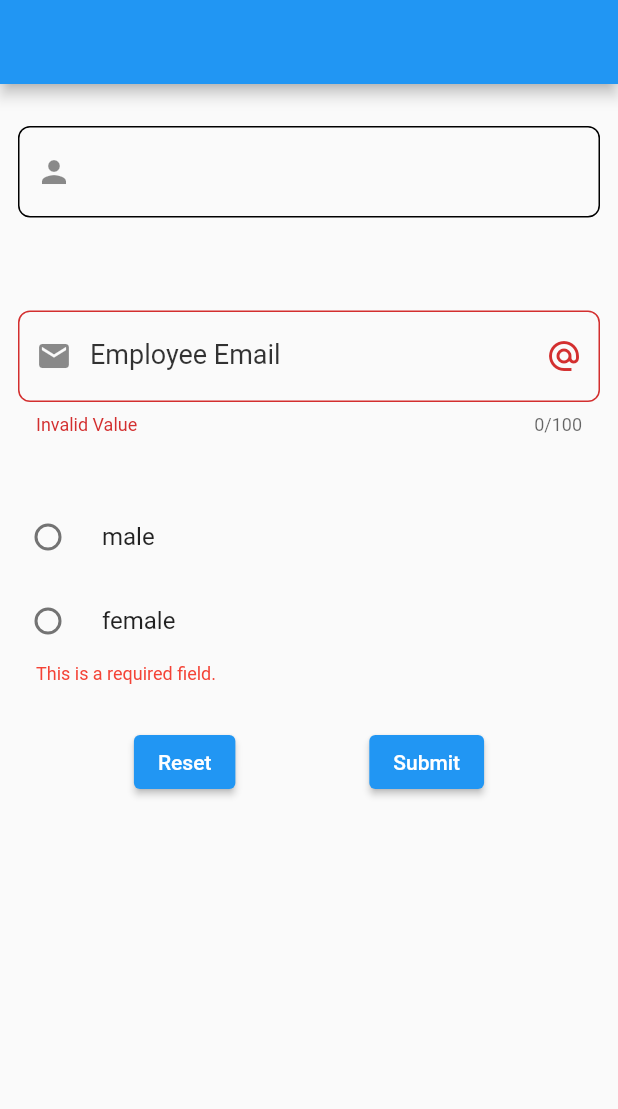
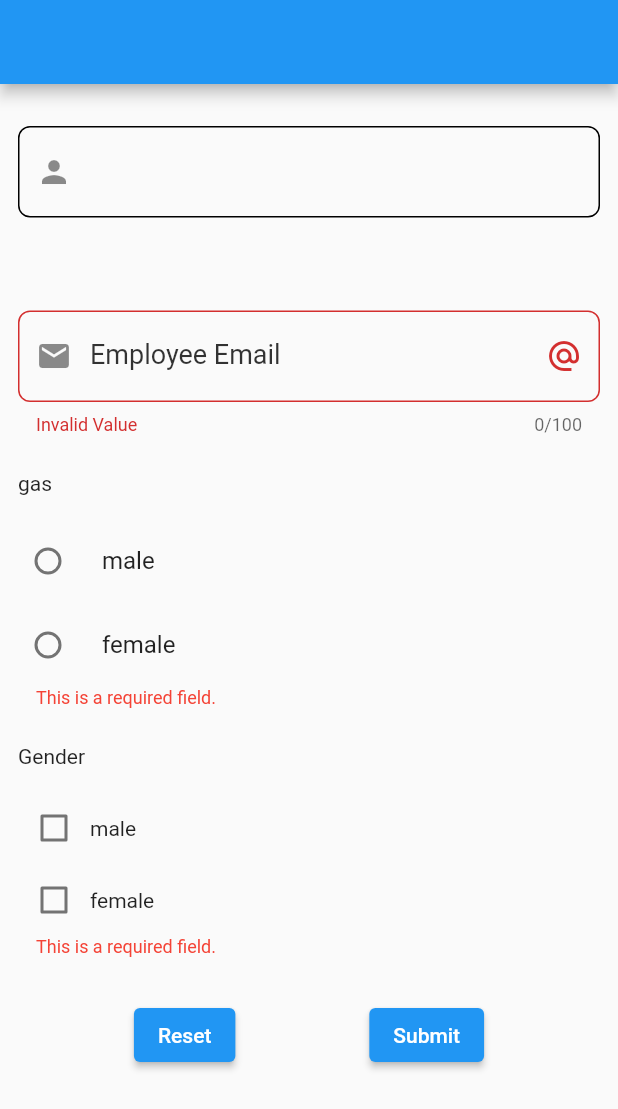
Before and after one commit to BunnyMan1/flutter_dynamic_forms, a Flutter app: the screen it shows after launch, after a tap on "Submit", on a phone screen of 412 x 824 dp. Shown: the top 1109 px of the screen. Run offline on Flutter 3.47's test engine with Material 2 defaults, Android fonts, the phone set to English and light mode, and no system bars.

Commit message:
added checkbox props and component and validations

```diff
--- a/example/lib/main.dart
+++ b/example/lib/main.dart
@@ -72,6 +72,7 @@ class _MyHomePageState extends State<MyHomePage> {
                 {
                   'type': 'radio',
                   'name': 'gender',
+                  'legend': 'gas',
                   'labels': ['male', 'female'],
                   'values': [1, 2],
                   'required': true,
@@ -81,7 +82,17 @@ class _MyHomePageState extends State<MyHomePage> {
               //   name: 'Gender',
               //   labels: ['male', 'female'],
               //   values: ['value1', 'value2', 'value3'],
-              // )
+              // ),
+              CheckBoxComponentProperties.fromMap(
+                {
+                  'type': 'checkbox',
+                  'legend': 'Gender',
+                  'name': 'ender',
+                  'labels': ['male', 'female'],
+                  'values': [1, 2],
+                  'required': true,
+                },
+              ),
             ],
           ),
           onSubmit: (var map) {
--- a/lib/flutter_dynamic_forms.dart
+++ b/lib/flutter_dynamic_forms.dart
@@ -5,6 +5,7 @@ export 'src/models/form_props.dart';
 export 'src/models/form.dart';
 export 'src/models/text_field_props.dart';
 export 'src/models/radio_field_props.dart';
+export 'src/models/checkbox_props.dart';
 
 // Widgets
 export 'src/form/form_widget.dart';
--- /dev/null
+++ b/lib/src/components/checkbox_component.dart
@@ -0,0 +1,79 @@
+import 'package:flutter/material.dart';
+
+import '../common/component_wrapper.dart';
+import '../models/checkbox_props.dart';
+
+/// `CheckBoxFieldComponent` is a component that renders a radio field.
+class CheckBoxFieldComponent extends StatelessWidget {
+  const CheckBoxFieldComponent({
+    Key? key,
+    required this.properties,
+    required this.value,
+    // required this.selectedValues,
+    this.error,
+    this.onChange,
+  }) : super(key: key);
+
+  /// `properties` is a [CheckBoxComponentProperties] object that contains all the properties of the component.
+  final CheckBoxComponentProperties properties;
+
+  /// `value` is the value of the checkbox field.
+  final dynamic value;
+
+  /// `selectedValues` are the selected values of the checkbox field.
+  // final List<dynamic> selectedValues;
+  final String? error;
+
+  /// `onChange` is a function that is called when the value of the radio field is changed.
+  final Function(dynamic s)? onChange;
+
+  @override
+  Widget build(BuildContext context) {
+    return ComponentWrapper(
+      title: properties.legend,
+      description: properties.helperText,
+      child: Column(
+        mainAxisSize: MainAxisSize.min,
+        crossAxisAlignment: CrossAxisAlignment.start,
+        children: <Widget>[
+          for (int i = 0; i < properties.labels.length; i++)
+            Row(
+              children: [
+                if (properties.labelPosition ==
+                    CheckBoxFieldLabelPosition.right)
+                  Padding(
+                    padding: const EdgeInsets.only(left: 20),
+                    child: Text(properties.labels[i]),
+                  ),
+                Checkbox(
+                  // value: value == properties.values[i],
+                  // value: !selectedValues.contains(value),
+                  value: value.contains(properties.values[i]),
+                  onChanged: (value) {
+                    if (onChange != null) {
+                      // onChange!(value!);
+                      onChange!(properties.values[i]);
+                    }
+                  },
+                ),
+                if (properties.labelPosition == CheckBoxFieldLabelPosition.left)
+                  Text(properties.labels[i]),
+              ],
+            ),
+          if (error != null)
+            Padding(
+              padding: const EdgeInsets.only(left: 12.0),
+              child: Text(
+                error!,
+                textAlign: TextAlign.left,
+                style: const TextStyle(
+                  fontSize: 12.0,
+                  color: Colors.red,
+                ),
+              ),
+            ),
+        ],
+      ),
+    );
+  }
+}
--- a/lib/src/components/radio_component.dart
+++ b/lib/src/components/radio_component.dart
@@ -26,8 +26,8 @@ class RadioFieldComponent extends StatelessWidget {
 
   @override
   Widget build(BuildContext context) {
-    // Color c = hexStringToColorConverter(props.textColor);
     return ComponentWrapper(
+      title: properties.legend,
       description: properties.helperText,
       child: Column(
         mainAxisSize: MainAxisSize.min,
--- a/lib/src/constants/constants.dart
+++ b/lib/src/constants/constants.dart
@@ -5,3 +5,6 @@ const String textComponentName = 'text';
 
 /// RadioComponentName == `'radio'`
 const String radioComponentName = 'radio';
+
+/// CheckBoxComponentName == `'checkbox'`
+const String checkBoxComponentName = 'checkbox';
--- a/lib/src/form/form_widget.dart
+++ b/lib/src/form/form_widget.dart
@@ -129,12 +129,30 @@ class _FlutterDynamicFormState extends State<FlutterDynamicForm> {
 
   /// This method will be called by the component when the value of a component is changed.
   /// This method will update the `_values` map with the new value.
-  void _setValues(var name, var value) {
+  void _setValues(var name, var value, {bool? isList}) {
     setState(() {
-      _values[name] = value;
+      // Check if the value to be stored in a list or not.
+      if (isList == true) {
+        // If the value is a list, check if the list is already present in the map.
+        if (_values[name] == null) {
+          // If not present create an empty list.
+          _values[name] = [];
+        }
+        if (_values[name].contains(value)) {
+          // If the list already contains the value, then remove it.
+          _values[name].remove(value);
+        } else {
+          // If not then add.
+          _values[name].add(value);
+        }
+      } else {
+        // directly assign the value to new key if the value need not to be added in a list.
+        _values[name] = value;
+      }
     });
   }
 
+  /// Set validatons for the components. Add validation message to the `_validations` map.
   void _setValidation(var name, var value) {
     setState(() {
       _validations[name] = value;
--- /dev/null
+++ b/lib/src/models/checkbox_props.dart
@@ -0,0 +1,272 @@
+import 'dart:convert';
+
+import 'package:json_annotation/json_annotation.dart';
+
+import '../constants/constants.dart';
+import 'base_model.dart';
+
+part 'checkbox_props.g.dart';
+
+/// `CheckBoxComponentProperties` is a class that holds the properties of the
+/// `CheckBoxComponent`. It implements the `BaseModel` class.
+///
+/// It is used to serialize or deserialize the properties of the
+/// `CheckBoxComponent`.
+@JsonSerializable()
+class CheckBoxComponentProperties implements BaseModel {
+  //!=======================================================//
+  //    Json Keys of the props used by checkBoxComponent
+  //!=======================================================//
+  static const String _cbfTypeKey = 'type';
+  static const String _cbfNameKey = 'name';
+  static const String _cbfLegendKey = 'legend';
+  static const String _cbfHelperTextKey = 'helper_text';
+  static const String _cbfAlignmentKey = 'alignment';
+  static const String _cbfLabelsKey = 'labels';
+  static const String _cbfLabelPositionKey = 'label_position';
+  static const String _cbfLabelStyleKey = 'label_style';
+  static const String _cbfValuesKey = 'values';
+  static const String _cbfPrimaryColorKey = 'primary_color';
+  static const String _cbfShowBorderKey = 'show_border';
+  //TODO: Check whether border color is required or not
+  static const String _cbfBorderColorKey = 'border_color';
+  static const String _cbfRequiredKey = 'required';
+  static const String _cbfShowErrorKey = 'show_error';
+  static const String _cbfCustomErrorTextKey = 'custom_error_text';
+
+  //!=======================================================//
+  //!=======================================================//
+
+  /// Name of the component for dev use. (Should be set to the key of the json being used to store this component's value in your DB.)
+  /// Mandatory parameter, throws error if not specified.
+  @override
+  @JsonKey(name: _cbfNameKey)
+  final String name;
+
+  /// Legend of the component. (The text that will be displayed above the component.)
+  /// Default value is null.
+  @JsonKey(name: _cbfLegendKey)
+  final String? legend;
+
+  /// Description of the checkBox field.
+  /// Defaults to empty string "".
+  @JsonKey(name: _cbfHelperTextKey)
+  final String helperText;
+
+  /// To align vertically or horizontally.
+  /// Defaults to `vertical`.
+  @JsonKey(name: _cbfAlignmentKey)
+  final CheckBoxFieldAlignment alignment;
+
+  /// Different labels checkBox can have. (show be in order of and as many as values.)
+  /// Defaults to empty list [].
+  @JsonKey(name: _cbfLabelsKey)
+  final List<String> labels;
+
+  /// label positioning for the checkBox field.
+  /// Defaults to `left`.
+  @JsonKey(name: _cbfLabelPositionKey)
+  final CheckBoxFieldLabelPosition labelPosition;
+
+  /// checkBox can have 3 label styles "normal", "bold", "italic"
+  /// Defaults to `normal`.
+  @JsonKey(name: _cbfLabelStyleKey)
+  final CheckBoxFieldLabelStyle labelStyle;
+
+  /// different values that checkBox can have, in order.
+  /// Defaults to empty list [].
+  @JsonKey(name: _cbfValuesKey)
+  final List values;
+
+  /// Primary color for this field, overwrites color from form options.
+  /// Defaults to `ffffff`.
+  @JsonKey(name: _cbfPrimaryColorKey)
+  final String primaryColor;
+
+  /// To show border for the checkBox field or not.
+  /// Defaults to `true`.
+  @JsonKey(name: _cbfShowBorderKey)
+  final bool showBorder;
+
+  /// Border color for the checkBox field.
+  /// Defaults to `000000`.
+  @JsonKey(name: _cbfBorderColorKey)
+  final String borderColor;
+
+  /// If this field is required. (validation)
+  /// Defaults to `false`.
+  @JsonKey(name: _cbfRequiredKey)
+  final bool required;
+
+  /// To display errors. (overwrites the value from form options)
+  /// Defaults to `true`.
+  @JsonKey(name: _cbfShowErrorKey)
+  final bool showError;
+
+  /// Custom Error text to show.
+  /// Defaults to empty string "".
+  @JsonKey(name: _cbfCustomErrorTextKey)
+  final String customErrorText;
+
+  CheckBoxComponentProperties({
+    required this.name,
+    this.legend,
+    this.helperText = '',
+    this.alignment = CheckBoxFieldAlignment.vertical,
+    required this.labels,
+    this.labelPosition = CheckBoxFieldLabelPosition.left,
+    this.labelStyle = CheckBoxFieldLabelStyle.normal,
+    required this.values,
+    this.primaryColor = 'ffffff',
+    this.showBorder = true,
+    this.borderColor = '000000',
+    this.required = false,
+    this.showError = true,
+    this.customErrorText = '',
+  });
+
+  @override
+  String get type => checkBoxComponentName;
+
+  //Factory constructor.
+  /// Creates a CheckBoxComponentProperties object from given map.
+  /// Checks the given map with `CheckBoxComponentProperties.checkBoxFieldPropertiesChecker` before creating object.
+  /// Will throw error with specific message if any invalid value found for valid props.
+  /// `name` is a mandatory props. Excluding it will lead to check failing.
+  factory CheckBoxComponentProperties.fromMap(Map<String, dynamic> map) {
+    var check = CheckBoxComponentProperties.checkBoxFieldPropertiesChecker(map,
+        isMap: true);
+    if (check is String) throw check;
+    return _$CheckBoxComponentPropertiesFromJson(map);
+  }
+
+  /// Factory constructor to convert the checkBox properties JSON object to a map.
+  factory CheckBoxComponentProperties.fromJson(String json) {
+    Map<String, dynamic> parsed = jsonDecode(json);
+    var check =
+        CheckBoxComponentProperties.checkBoxFieldPropertiesChecker(parsed);
+    if (check is String) throw check;
+    return _$CheckBoxComponentPropertiesFromJson(parsed);
+  }
+
+  /// Serializer to convert [CheckBoxComponentProperties] Object to map.
+  static Map<String, dynamic> toJson(object) {
+    return _$CheckBoxComponentPropertiesToJson(object);
+  }
+
+  /// A method to check if the given map is a valid [CheckBoxComponentProperties] object.
+  static dynamic checkBoxFieldPropertiesChecker(
+    Map<String, dynamic> properties, {
+    bool isMap = false,
+  }) {
+    if (!isMap && properties[_cbfTypeKey] is! String ||
+        properties[_cbfTypeKey] != checkBoxComponentName) {
+      // If the type is not a string or is not a checkBox component type.
+      return 'bad value for "$_cbfTypeKey".Expected "$checkBoxComponentName" but got "${properties[_cbfTypeKey]}".';
+    }
+    if (properties[_cbfNameKey] is! String) {
+      // If the name is not a string.
+      return 'bad value for "$_cbfNameKey".Expected a "String" but got "${properties[_cbfNameKey]}".';
+    }
+
+    // -------- CHECKS FOR REQUIRED FIELDS --------
+
+    // Check if labels key exists or not.
+    // If exists then check if it is List<String> or not
+    if (!properties.keys.contains(_cbfLabelsKey)) {
+      // If the labels key doesn't exist.
+      return '"labels" field is required';
+    }
+
+    if (properties[_cbfLabelsKey] is! List<String>) {
+      // If the labels is not a list.
+      return 'bad value for "$_cbfLabelsKey".Expected a "List" but got "$_cbfLabelsKey".';
+    }
+
+    // Check if values key exists or not.
+    // If exists then check if it is List or not
+    if (!properties.keys.contains(_cbfValuesKey)) {
+      // If the values key doesn't exist.
+      return '"values" field is required';
+    }
+
+    if (properties[_cbfValuesKey] is! List) {
+      // If the values is not a list.
+      return 'bad value for "$_cbfValuesKey".Expected a "List" but got "$_cbfValuesKey".';
+    }
+
+    // Check for length of labels and values. They must be same.
+    if (properties[_cbfLabelsKey].length != properties[_cbfValuesKey].length) {
+      // If the labels and values are not of same length.
+      return 'The length of "$_cbfLabelsKey" and "$_cbfValuesKey" should be same.';
+    }
+
+    // -------- CHECKS FOR OPTIONAL FIELDS --------
+    for (var key in properties.keys) {
+      if (key == _cbfHelperTextKey) {
+        if (properties[key] is! String) {
+          // If the helper text is same as the key in JSON but not a string, then throw error.
+          return 'bad value for "$key".Expected a String but got "${properties[key]}".';
+        }
+      }
+      if (key == _cbfAlignmentKey) {
+        if (properties[key] is! String) {
+          // If the alignment is not a string.
+          return 'bad value for $_cbfAlignmentKey: "${properties[key]}" expected a String.';
+        }
+        //TODO: Add a helper function to check whether it is a valid alignment type.
+      }
+
+      if (key == _cbfLabelPositionKey) {
+        if ((properties[key] is! String)) {
+          // If the label position is not a string.
+          return 'bad value for $_cbfLabelPositionKey: "${properties[key]}" expected a String.';
+        }
+        //TODO: Add a switch case for enums - left, right.
+      }
+
+      if (key == _cbfLabelStyleKey) {
+        if (properties[key] is! String) {
+          // If the label style is not a string.
+          return 'bad value for $_cbfLabelStyleKey: "${properties[key]}" expected a String.';
+        }
+        //TODO: Add a switch case for enums - normal, bold, italic.
+      }
+
+      if (key == _cbfPrimaryColorKey) {
+        if (properties[key] is! String) {
+          // check if colorKey is a string.
+          return 'bad value for $_cbfPrimaryColorKey: "${properties[key]}" expected a String of length 6.';
+        }
+        if (properties[key].toString().length != 6) {
+          // if it IS a string, check if the length is exactly 6
+          return 'bad value for $_cbfPrimaryColorKey: "${properties[key]}" expected a String of length 6.';
+        }
+      }
+      if (key == _cbfShowBorderKey && (properties[key] is! bool)) {
+        // If the show border is not a boolean.
+        return 'bad value for $_cbfShowBorderKey: "${properties[key]}" expected a bool.';
+      }
+    }
+    return true;
+  }
+}
+
+// CheckBoxFieldAlignment enum determines the alignment of the checkBox buttons and it's text.
+/// It can be either [horizontal] or [vertical]. Default is [horizontal].
+///
+/// If the alignment is horizontal, then the checkBox buttons will be displayed in a row.
+/// Else the checkBox buttons will be displayed in a column.
+enum CheckBoxFieldAlignment { horizontal, vertical }
+
+/// checkBoxFieldLabelPosition enum determines the position of the label of the checkBox button.
+/// It can be either [left] or [right]. Default is [left].
+/// If the label position is left, then the label will be displayed to the left of the checkBox button.
+///
+/// If the label position is right, then the label will be displayed to the right of the checkBox button.
+enum CheckBoxFieldLabelPosition { left, right }
+
+/// checkBoxFieldLabelStyle enum determines the style of the label of the checkBox button.
+/// It can be either [normal] or [bold]. Default is [normal].
+/// This will determine the font weight of the label.
+enum CheckBoxFieldLabelStyle { normal, bold, italic }
--- a/lib/src/models/radio_field_props.dart
+++ b/lib/src/models/radio_field_props.dart
@@ -19,6 +19,7 @@ class RadioComponentProperties implements BaseModel {
   //!=======================================================//
   static const String _rfTypeKey = 'type';
   static const String _rfNameKey = 'name';
+  static const String _rfLegendKey = 'legend';
   static const String _rfHelperTextKey = 'helper_text';
   static const String _rfAlignmentKey = 'alignment';
   static const String _rfLabelsKey = 'labels';
@@ -41,6 +42,11 @@ class RadioComponentProperties implements BaseModel {
   @override
   @JsonKey(name: _rfNameKey)
   final String name;
+
+  /// Legend of the component. (The text that will be displayed above the component.)
+  /// Defaults to null.
+  @JsonKey(name: _rfLegendKey)
+  final String? legend;
 
   /// Description of the radio field.
   /// Defaults to empty string "".
@@ -104,6 +110,7 @@ class RadioComponentProperties implements BaseModel {
 
   RadioComponentProperties({
     required this.name,
+    this.legend,
     this.helperText = '',
     this.alignment = 'vertical',
     required this.labels,
--- a/lib/src/utilities/name_to_props_mapper.dart
+++ b/lib/src/utilities/name_to_props_mapper.dart
@@ -1,5 +1,6 @@
 import '../constants/constants.dart';
 import '../models/base_model.dart';
+import '../models/checkbox_props.dart';
 import '../models/radio_field_props.dart';
 import '../models/text_field_props.dart';
 
@@ -27,6 +28,17 @@ BaseModel nameToPropsMapper(String key, Map<String, dynamic> map) {
     // If the check is not string, then it is a valid map.
     // Create a RadioComponentProps object from the map.
     return RadioComponentProperties.fromMap(map);
+  } else if (key == checkBoxComponentName) {
+    // If key is check component, then check for checkfield properties validation.
+    var check = CheckBoxComponentProperties.checkBoxFieldPropertiesChecker(map);
+    if (check is String) {
+      // If the check is string, then it is an error message.
+      // Throw the error message.
+      throw check;
+    }
+    // If the check is not string, then it is a valid map.
+    // Create a CheckComponentProps object from the map.
+    return CheckBoxComponentProperties.fromMap(map);
   }
   throw 'Unkown component with name $map.';
 }
--- a/lib/src/utilities/prop_to_component_mapper.dart
+++ b/lib/src/utilities/prop_to_component_mapper.dart
@@ -1,6 +1,7 @@
 import 'package:flutter/material.dart';
 
 import '../../flutter_dynamic_forms.dart';
+import '../components/checkbox_component.dart';
 import '../components/radio_component.dart';
 import '../components/text_component.dart';
 import '../constants/constants.dart';
@@ -10,7 +11,7 @@ import 'validator.dart';
 /// Takes a data class that extends [BaseModel] and returns a corresponding [Widget].
 Widget propsToComponentMapper({
   required BaseModel properties,
-  required Function(dynamic name, dynamic value) setValue,
+  required Function(dynamic name, dynamic value, {bool? isList}) setValue,
   required Function(dynamic name, dynamic value) setValidation,
   required Map<String, dynamic> values,
   required Map<String, dynamic> validations,
@@ -47,7 +48,8 @@ Widget propsToComponentMapper({
       error: validations[p.name],
       props: p,
       controller: TextEditingController(text: values[p.name] ?? "")
-        ..selection = TextSelection.collapsed(offset: (values[p.name] ?? "").length),
+        ..selection =
+            TextSelection.collapsed(offset: (values[p.name] ?? "").length),
     );
   }
 
@@ -63,6 +65,26 @@ Widget propsToComponentMapper({
       properties: properties as RadioComponentProperties,
     );
   }
+  // Checkbox Component
+  else if (properties.type == checkBoxComponentName) {
+    // If the property name is [radioComponentName] then return a [RadioFieldComponent]
+    if (values[properties.name] == null) {
+      values[properties.name] = [];
+    }
+
+    return CheckBoxFieldComponent(
+      onChange: ((s) {
+        setValue(
+          properties.name,
+          s,
+          isList: true,
+        );
+      }),
+      value: values[properties.name],
+      error: validations[properties.name],
+      properties: properties as CheckBoxComponentProperties,
+    );
+  }
 
   // If no proper component then throw this error.
   throw 'Unknown component.';
--- a/lib/src/utilities/validator.dart
+++ b/lib/src/utilities/validator.dart
@@ -15,7 +15,10 @@ ValidationResult componentValidator({
   if (properties.type == textComponentName) {
     properties = properties as TextComponentProperties;
     ValidationResult validationResult = ValidationResult(
-        componentName: properties.name, type: properties.type, value: value, errors: []);
+        componentName: properties.name,
+        type: properties.type,
+        value: value,
+        errors: []);
     if (properties.isRequired && (value == null || value == "")) {
       if (properties.customErrorText != null) {
         validationResult.errors.add(
@@ -43,12 +46,16 @@ ValidationResult componentValidator({
       }
     }
 
-    if (properties.minLength != null && value != null && value.length < properties.minLength!) {
+    if (properties.minLength != null &&
+        value != null &&
+        value.length < properties.minLength!) {
       if (properties.customErrorText != null) {
         validationResult.errors.add({"MinLength": properties.customErrorText});
       } else {
-        validationResult.errors
-            .add({"MinLength": "Should be minimum ${properties.minLength} characters long."});
+        validationResult.errors.add({
+          "MinLength":
+              "Should be minimum ${properties.minLength} characters long."
+        });
       }
     }
 
@@ -60,9 +67,29 @@ ValidationResult componentValidator({
     // print(" radio's valuer : $value");
     properties = properties as RadioComponentProperties;
     ValidationResult validationResult = ValidationResult(
-        componentName: properties.name, type: properties.type, value: value, errors: []);
+        componentName: properties.name,
+        type: properties.type,
+        value: value,
+        errors: []);
 
     if (properties.required && value == null) {
+      validationResult.errors.add({"Required": "This is a required field."});
+    }
+
+    return validationResult;
+  }
+  // validation logic for checkbox component.
+  if (properties.type == checkBoxComponentName) {
+    properties = properties as CheckBoxComponentProperties;
+    ValidationResult validationResult = ValidationResult(
+      componentName: properties.name,
+      type: properties.type,
+      value: value,
+      errors: [],
+    );
+
+    if (properties.required &&
+        ((value is List && value.isEmpty) || value == null)) {
       validationResult.errors.add({"Required": "This is a required field."});
     }
 
```
Also changed, not shown: models_outline.dart (+48 -0 lines), lib/src/models/checkbox_props.g.dart (added), lib/src/models/radio_field_props.g.dart, lib/src/models/text_field_props.g.dart.
